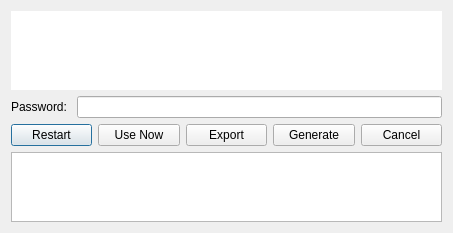
The window that ui/cert-input.ui (berndhs/egalite) describes before a commit, drawn with Qt 5.
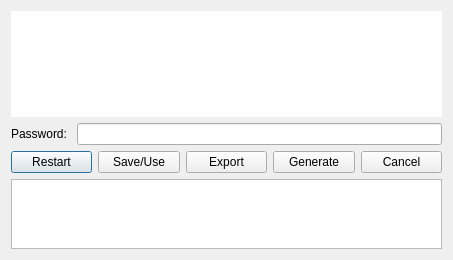
The same window after the commit. Icons and pictures are not drawn.

Commit message: relabeled some buttons for clarity, add authors file

What changed in the file:
```diff
--- a/ui/cert-input.ui
+++ b/ui/cert-input.ui
@@ -7,7 +7,7 @@
     <x>0</x>
     <y>0</y>
     <width>453</width>
-    <height>233</height>
+    <height>260</height>
    </rect>
   </property>
   <property name="windowTitle">
@@ -66,7 +66,7 @@
        <item>
         <widget class="QPushButton" name="usenowButton">
          <property name="text">
-          <string>Use Now</string>
+          <string>Save/Use</string>
          </property>
         </widget>
        </item>
```
The commit also changes 2 other files.
